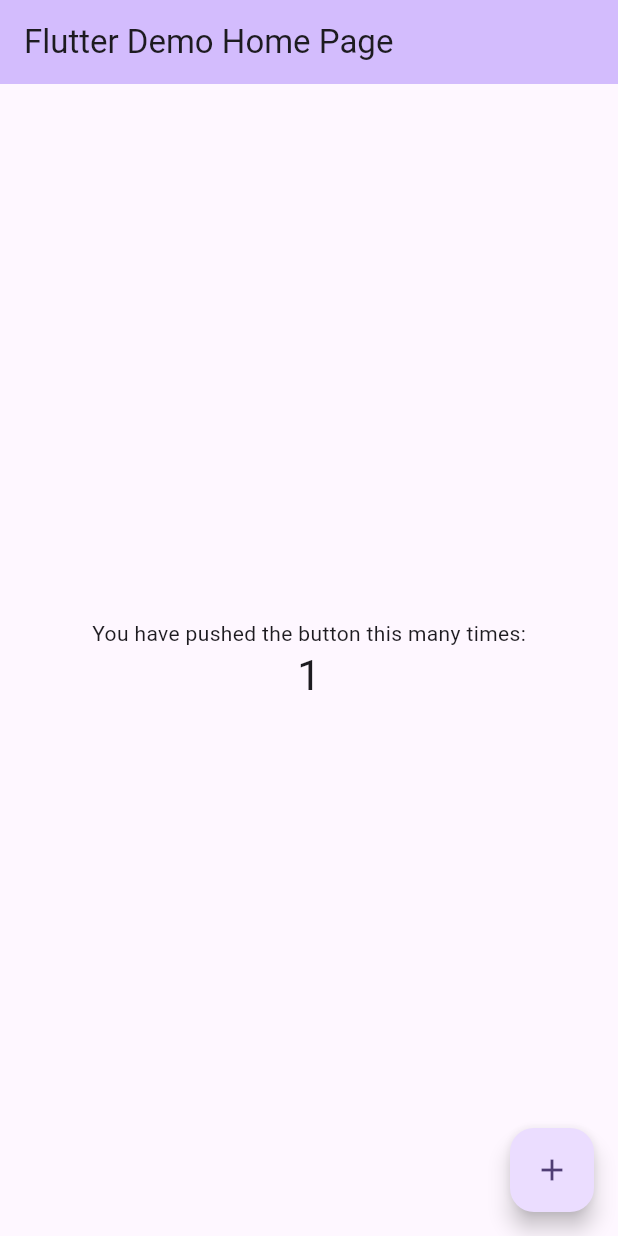
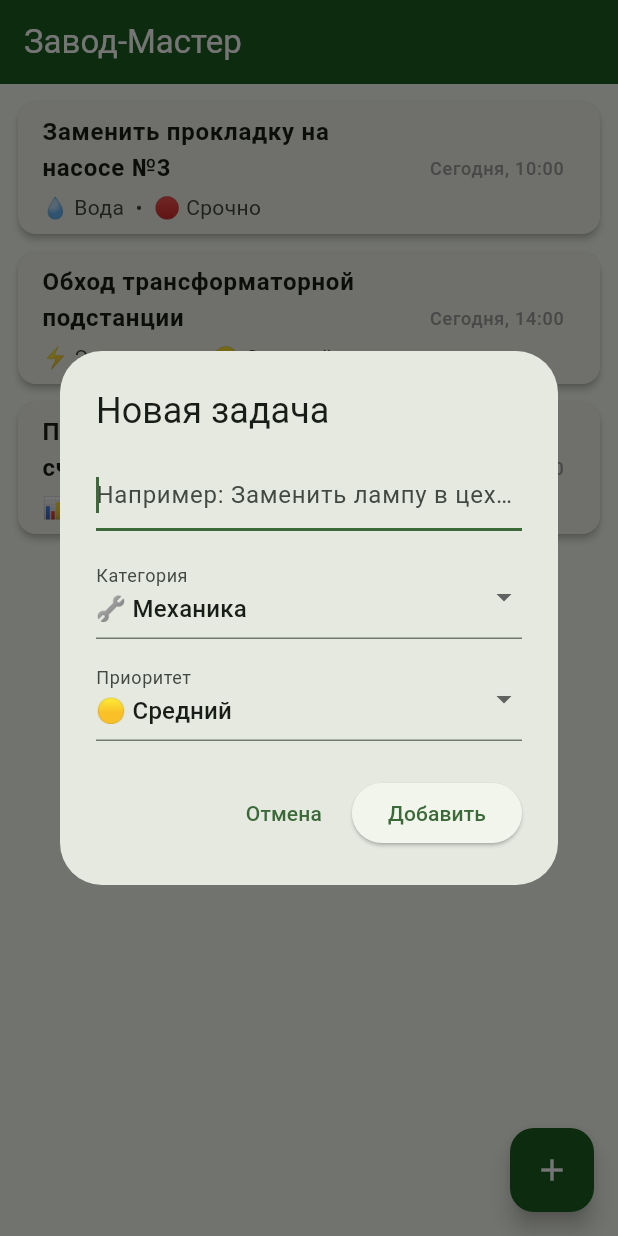
Before and after one commit to mehanikfort-ctrl/zavod-master, a Flutter app: the screen it shows after launch, after a tap on the "add" icon, on a phone screen of 412 x 824 dp. Run offline on Flutter 3.47's test engine with Material 3 defaults, Android fonts, the phone set to English and light mode, and no system bars.

Commit message:
Добавлен выбор категории и приоритета

```diff
--- a/lib/main.dart
+++ b/lib/main.dart
@@ -1,120 +1,188 @@
 import 'package:flutter/material.dart';
 
 void main() {
-  runApp(const MyApp());
+  runApp(const ZavodMasterApp());
 }
 
-class MyApp extends StatelessWidget {
-  const MyApp({super.key});
+class ZavodMasterApp extends StatelessWidget {
+  const ZavodMasterApp({super.key});
 
-  // This widget is the root of your application.
   @override
   Widget build(BuildContext context) {
     return MaterialApp(
-      title: 'Flutter Demo',
+      title: 'Завод-Мастер',
+      debugShowCheckedModeBanner: false, // Убираем красную ленточку "DEBUG"
       theme: ThemeData(
-        // This is the theme of your application.
-        //
-        // TRY THIS: Try running your application with "flutter run". You'll see
-        // the application has a purple toolbar. Then, without quitting the app,
-        // try changing the seedColor in the colorScheme below to Colors.green
-        // and then invoke "hot reload" (save your changes or press the "hot
-        // reload" button in a Flutter-supported IDE, or press "r" if you used
-        // the command line to start the app).
-        //
-        // Notice that the counter didn't reset back to zero; the application
-        // state is not lost during the reload. To reset the state, use hot
-        // restart instead.
-        //
-        // This works for code too, not just values: Most code changes can be
-        // tested with just a hot reload.
-        colorScheme: .fromSeed(seedColor: Colors.deepPurple),
+        colorScheme: ColorScheme.fromSeed(
+          seedColor: const Color(0xFF1B5E20), // Темно-зеленый, "заводской" цвет
+          brightness: Brightness.light,
+        ),
+        useMaterial3: true,
       ),
-      home: const MyHomePage(title: 'Flutter Demo Home Page'),
+      home: const HomeScreen(),
     );
   }
 }
 
-class MyHomePage extends StatefulWidget {
-  const MyHomePage({super.key, required this.title});
-
-  // This widget is the home page of your application. It is stateful, meaning
-  // that it has a State object (defined below) that contains fields that affect
-  // how it looks.
-
-  // This class is the configuration for the state. It holds the values (in this
-  // case the title) provided by the parent (in this case the App widget) and
-  // used by the build method of the State. Fields in a Widget subclass are
-  // always marked "final".
-
-  final String title;
+class HomeScreen extends StatefulWidget {
+  const HomeScreen({super.key});
 
   @override
-  State<MyHomePage> createState() => _MyHomePageState();
+  State<HomeScreen> createState() => _HomeScreenState();
 }
 
-class _MyHomePageState extends State<MyHomePage> {
-  int _counter = 0;
+class _HomeScreenState extends State<HomeScreen> {
+  // Список задач теперь хранится в состоянии
+  final List<Map<String, dynamic>> tasks = [
+    {
+      'title': 'Заменить прокладку на насосе №3',
+      'category': '💧 Вода',
+      'priority': '🔴 Срочно',
+      'time': 'Сегодня, 10:00',
+    },
+    {
+      'title': 'Обход трансформаторной подстанции',
+      'category': '⚡ Электрика',
+      'priority': '🟡 Средний',
+      'time': 'Сегодня, 14:00',
+    },
+    {
+      'title': 'Передать показания счетчиков',
+      'category': '📊 Счётчики',
+      'priority': '🟢 Плановое',
+      'time': '25 число, 08:00',
+    },
+  ];
 
-  void _incrementCounter() {
-    setState(() {
-      // This call to setState tells the Flutter framework that something has
-      // changed in this State, which causes it to rerun the build method below
-      // so that the display can reflect the updated values. If we changed
-      // _counter without calling setState(), then the build method would not be
-      // called again, and so nothing would appear to happen.
-      _counter++;
-    });
+  // Метод для добавления задачи
+  void _addTask() {
+    final TextEditingController titleController = TextEditingController();
+    String selectedCategory = '🔧 Механика';
+    String selectedPriority = '🟡 Средний';
+
+    final List<String> categories = [
+      '💧 Вода',
+      '⚡ Электрика',
+      '🔥 Газ',
+      '🏗️ Кран',
+      '🔧 Механика',
+      '💻 Электроника',
+      '📊 Счётчики',
+    ];
+
+    final List<String> priorities = ['🔴 Срочно', '🟡 Средний', '🟢 Плановое'];
+
+    showDialog(
+      context: context,
+      builder: (context) {
+        return StatefulBuilder(
+          builder: (context, setStateDialog) {
+            return AlertDialog(
+              title: const Text('Новая задача'),
+              content: Column(
+                mainAxisSize: MainAxisSize.min,
+                children: [
+                  TextField(
+                    controller: titleController,
+                    decoration: const InputDecoration(
+                      hintText: 'Например: Заменить лампу в цехе №2',
+                    ),
+                    autofocus: true,
+                  ),
+                  const SizedBox(height: 16),
+                  DropdownButtonFormField<String>(
+                    value: selectedCategory,
+                    decoration: const InputDecoration(labelText: 'Категория'),
+                    items: categories.map((cat) {
+                      return DropdownMenuItem(value: cat, child: Text(cat));
+                    }).toList(),
+                    onChanged: (value) {
+                      setStateDialog(() {
+                        selectedCategory = value!;
+                      });
+                    },
+                  ),
+                  const SizedBox(height: 12),
+                  DropdownButtonFormField<String>(
+                    value: selectedPriority,
+                    decoration: const InputDecoration(labelText: 'Приоритет'),
+                    items: priorities.map((pr) {
+                      return DropdownMenuItem(value: pr, child: Text(pr));
+                    }).toList(),
+                    onChanged: (value) {
+                      setStateDialog(() {
+                        selectedPriority = value!;
+                      });
+                    },
+                  ),
+                ],
+              ),
+              actions: [
+                TextButton(
+                  onPressed: () => Navigator.pop(context),
+                  child: const Text('Отмена'),
+                ),
+                ElevatedButton(
+                  onPressed: () {
+                    if (titleController.text.trim().isNotEmpty) {
+                      setState(() {
+                        tasks.add({
+                          'title': titleController.text.trim(),
+                          'category': selectedCategory,
+                          'priority': selectedPriority,
+                          'time': 'Сегодня',
+                        });
+                      });
+                      Navigator.pop(context);
+                    }
+                  },
+                  child: const Text('Добавить'),
+                ),
+              ],
+            );
+          },
+        );
+      },
+    );
   }
 
   @override
   Widget build(BuildContext context) {
-    // This method is rerun every time setState is called, for instance as done
-    // by the _incrementCounter method above.
-    //
-    // The Flutter framework has been optimized to make rerunning build methods
-    // fast, so that you can just rebuild anything that needs updating rather
-    // than having to individually change instances of widgets.
     return Scaffold(
       appBar: AppBar(
-        // TRY THIS: Try changing the color here to a specific color (to
-        // Colors.amber, perhaps?) and trigger a hot reload to see the AppBar
-        // change color while the other colors stay the same.
-        backgroundColor: Theme.of(context).colorScheme.inversePrimary,
-        // Here we take the value from the MyHomePage object that was created by
-        // the App.build method, and use it to set our appbar title.
-        title: Text(widget.title),
+        title: const Text('Завод-Мастер'),
+        backgroundColor: const Color(0xFF1B5E20),
+        foregroundColor: Colors.white,
       ),
-      body: Center(
-        // Center is a layout widget. It takes a single child and positions it
-        // in the middle of the parent.
-        child: Column(
-          // Column is also a layout widget. It takes a list of children and
-          // arranges them vertically. By default, it sizes itself to fit its
-          // children horizontally, and tries to be as tall as its parent.
-          //
-          // Column has various properties to control how it sizes itself and
-          // how it positions its children. Here we use mainAxisAlignment to
-          // center the children vertically; the main axis here is the vertical
-          // axis because Columns are vertical (the cross axis would be
-          // horizontal).
-          //
-          // TRY THIS: Invoke "debug painting" (choose the "Toggle Debug Paint"
-          // action in the IDE, or press "p" in the console), to see the
-          // wireframe for each widget.
-          mainAxisAlignment: .center,
-          children: [
-            const Text('You have pushed the button this many times:'),
-            Text(
-              '$_counter',
-              style: Theme.of(context).textTheme.headlineMedium,
+      body: ListView.builder(
+        padding: const EdgeInsets.all(12),
+        itemCount: tasks.length,
+        itemBuilder: (context, index) {
+          final task = tasks[index];
+          return Card(
+            margin: const EdgeInsets.only(bottom: 12),
+            elevation: 2,
+            child: ListTile(
+              title: Text(
+                task['title'],
+                style: const TextStyle(fontWeight: FontWeight.bold),
+              ),
+              subtitle: Padding(
+                padding: const EdgeInsets.only(top: 4),
+                child: Text('${task['category']}  •  ${task['priority']}'),
+              ),
+              trailing: Text(
+                task['time'],
+                style: const TextStyle(fontSize: 12, color: Colors.grey),
+              ),
             ),
-          ],
-        ),
+          );
+        },
       ),
       floatingActionButton: FloatingActionButton(
-        onPressed: _incrementCounter,
-        tooltip: 'Increment',
+        onPressed: _addTask, // Теперь при нажатии вызывается диалог
+        backgroundColor: const Color(0xFF1B5E20),
+        foregroundColor: Colors.white,
         child: const Icon(Icons.add),
       ),
     );
```
